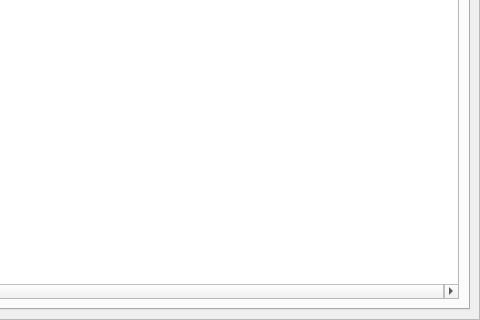
Old version of the form bin/data/ui/profiler.ui in the repository realXtend/tundra; both pictures show x 563 to 1043 and y 281 to 601 of the 1043 by 601 pixel window.
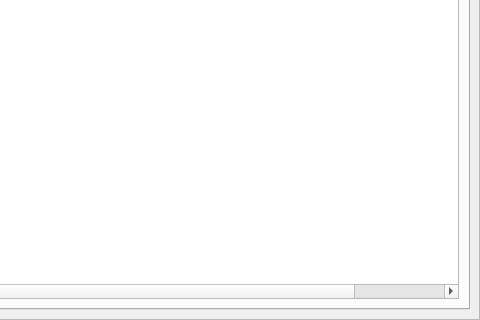
New version of the form.

Commit message: Improved the profiler to show for each block the time unaccounted for in its child blocks.

What changed in the file:
```diff
--- a/bin/data/ui/profiler.ui
+++ b/bin/data/ui/profiler.ui
@@ -137,7 +137,7 @@
           <item row="1" column="0" colspan="8">
            <widget class="QTreeWidget" name="treeProfilingData">
             <property name="columnCount">
-             <number>10</number>
+             <number>11</number>
             </property>
             <column>
              <property name="text">
@@ -189,6 +189,11 @@
               <string>Of Frame</string>
              </property>
             </column>
+            <column>
+             <property name="text">
+              <string>Unaccounted</string>
+             </property>
+            </column>
            </widget>
           </item>
           <item row="0" column="6">
```
The commit also changes 3 other files.
